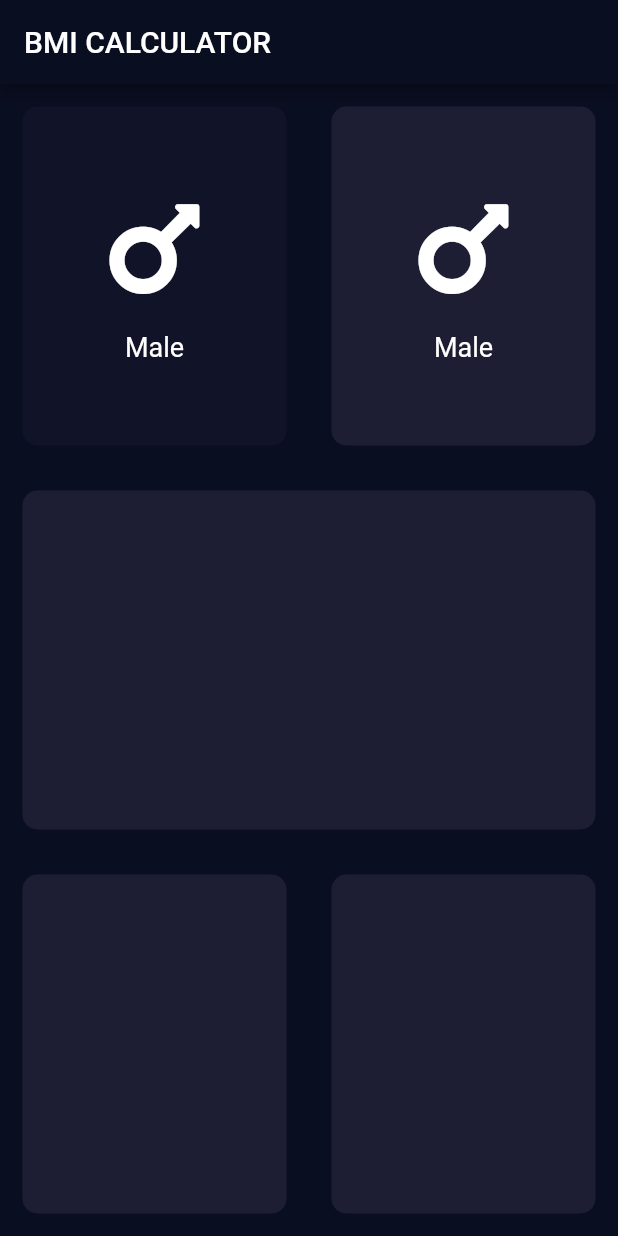
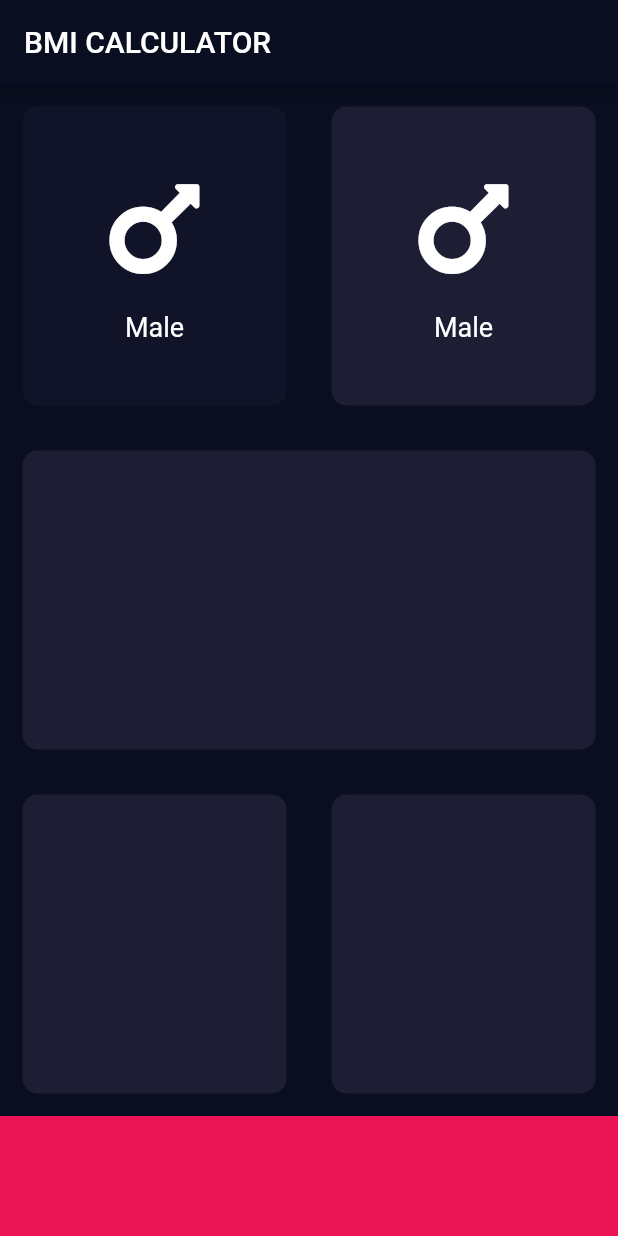
Before and after one commit to haroonkhan9426/BMI-Calculator-Flutter-, a Flutter app: the screen it shows after launch, on a phone screen of 412 x 824 dp. Run offline on Flutter 3.47's test engine with Material 2 defaults, Android fonts, the phone set to English and light mode, and no system bars; our stand-ins replace font_awesome_flutter.

Commit message:
Bottom sheet added

```diff
--- a/lib/screens/input_page.dart
+++ b/lib/screens/input_page.dart
@@ -7,7 +7,7 @@ enum Gender { male, female }
 
 const activeCardColor = Color(0xFF1D1E33);
 const inActiveCardColor = Color(0xFF111328);
-const bottomSheetColor = Color(0xFF111328);
+const bottomSheetColor = Color(0xFFEB1555);
 
 class InputPage extends StatefulWidget {
   @override
@@ -48,15 +48,26 @@ class _InputPageState extends State<InputPage> {
             ],
           ),
         ),
-        ReusableCard(color: activeCardColor,),
+        ReusableCard(
+          color: activeCardColor,
+        ),
         Expanded(
           child: Row(
             children: <Widget>[
-              ReusableCard(color: activeCardColor,),
-              ReusableCard(color: activeCardColor,),
+              ReusableCard(
+                color: activeCardColor,
+              ),
+              ReusableCard(
+                color: activeCardColor,
+              ),
             ],
           ),
         ),
+        Container(
+          width: double.infinity,
+          height: 80.0,
+          color: bottomSheetColor,
+        )
       ],
     );
   }
```
